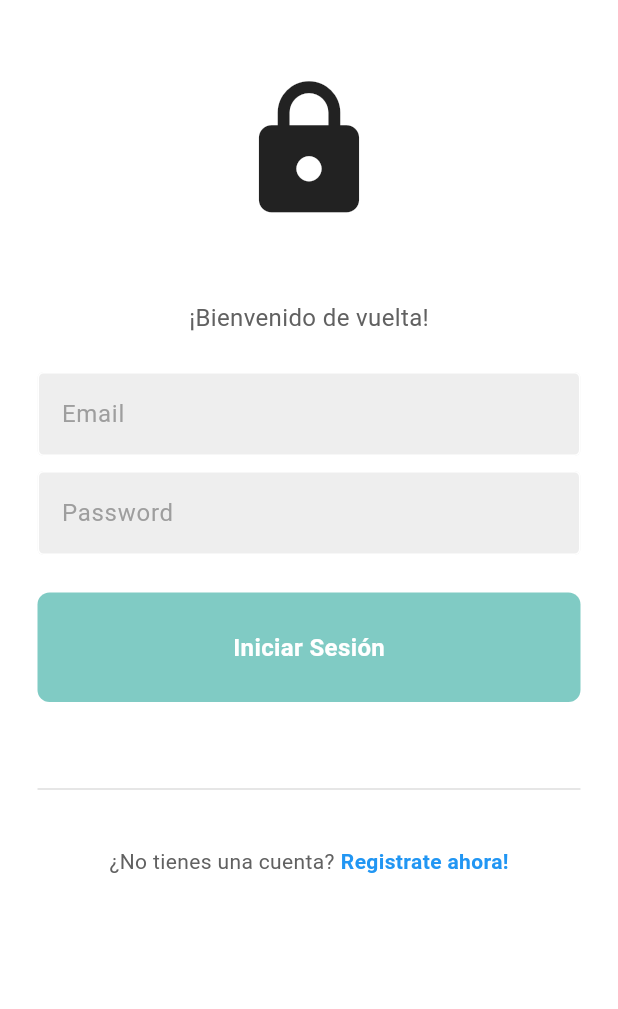
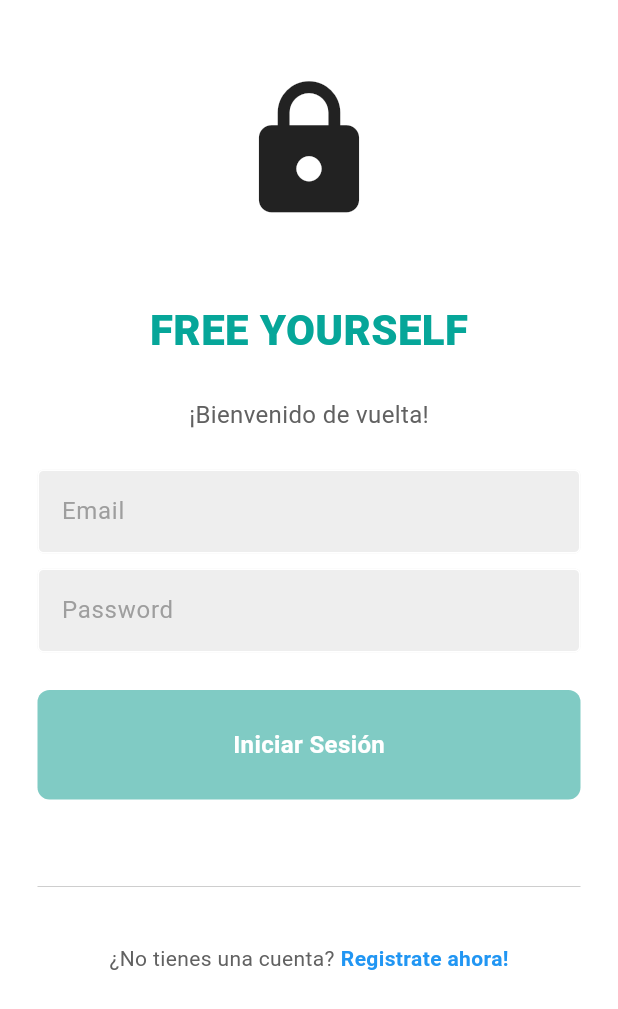
Before and after one commit to sofiarmzz016/FreeYourself-App, a Flutter app: the screen it shows after launch, on a phone screen of 412 x 824 dp. Shown: the top 1009 px of the screen. Run offline on Flutter 3.47's test engine with Material 3 defaults, Android fonts, the light colour scheme and no system bars; our stand-ins replace firebase_auth, firebase_core, youtube_player_flutter; accounts and stored records are empty.

Commit message:
Se agregó título FreeYourself

```diff
--- a/lib/pages/login_page.dart
+++ b/lib/pages/login_page.dart
@@ -85,6 +85,15 @@ class _LoginPageState extends State<LoginPage> {
                     size: 100,
                   ),
                   SizedBox(height: 50),
+                  Text(
+                    'FREE YOURSELF',
+                    style: TextStyle(
+                      color: Color.fromARGB(255, 6, 166, 153),
+                      fontSize: 28,
+                      fontWeight: FontWeight.w800,
+                    ),
+                  ),
+                  SizedBox(height: 25),
                   Text(
                     '¡Bienvenido de vuelta!',
                     style: TextStyle(
```
